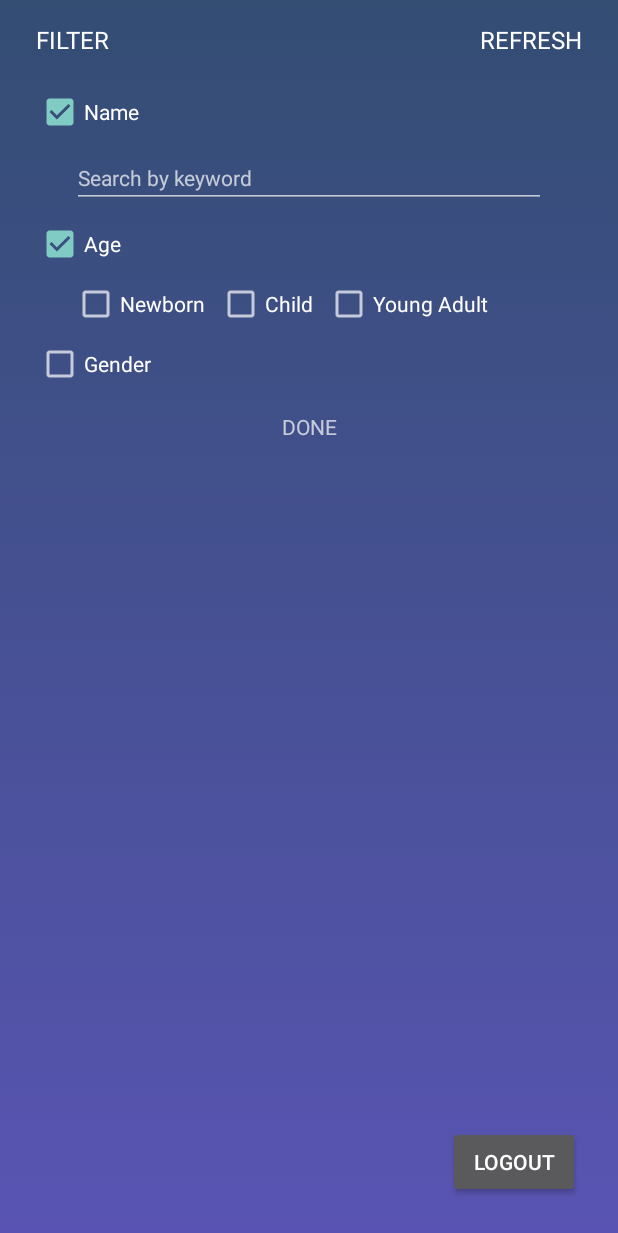
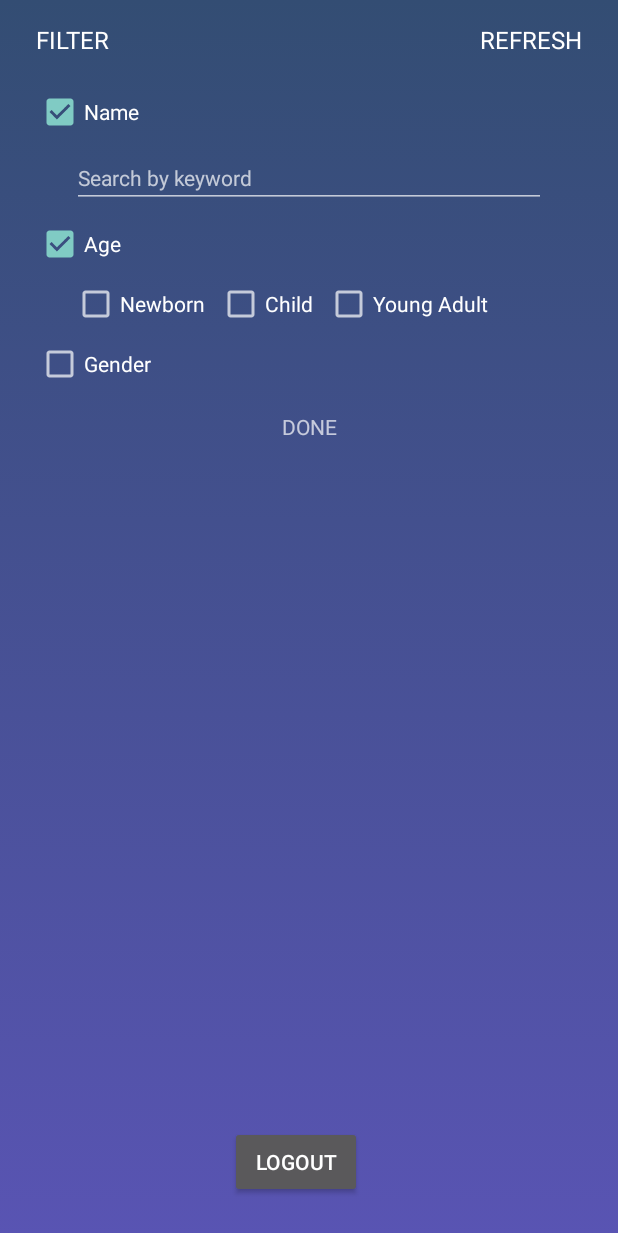
Before and after one commit to PistolPropulsion/CS-2340-Project, an Android app: the screen it shows after launch once a user with an empty profile is signed in (MainActivity), after a tap on "Age", on a phone screen of 412 x 824 dp. Shown: the top 1233 px of the screen. Run offline under Robolectric (Android 15) with nearby library versions, the phone set to English and light mode, and no system bars; our stand-ins replace Firebase (no records; nobody signed in at launch, a user with empty details on screens opened directly); 1 statement that could not run was skipped; 3 other taps on this screen came first.

Commit message:
Fixed the logout UI feature on the main activity.

```diff
--- a/app/src/main/res/layout/activity_main.xml
+++ b/app/src/main/res/layout/activity_main.xml
@@ -41,9 +41,11 @@
         android:layout_height="wrap_content"
         android:layout_marginBottom="25dp"
         android:layout_marginEnd="25dp"
+        android:layout_marginStart="8dp"
         android:text="@string/logout"
         app:layout_constraintBottom_toBottomOf="parent"
-        app:layout_constraintEnd_toEndOf="parent" />
+        app:layout_constraintEnd_toEndOf="parent"
+        app:layout_constraintStart_toStartOf="parent" />
 
     <TextView
         android:id="@+id/filter_textView"
```
